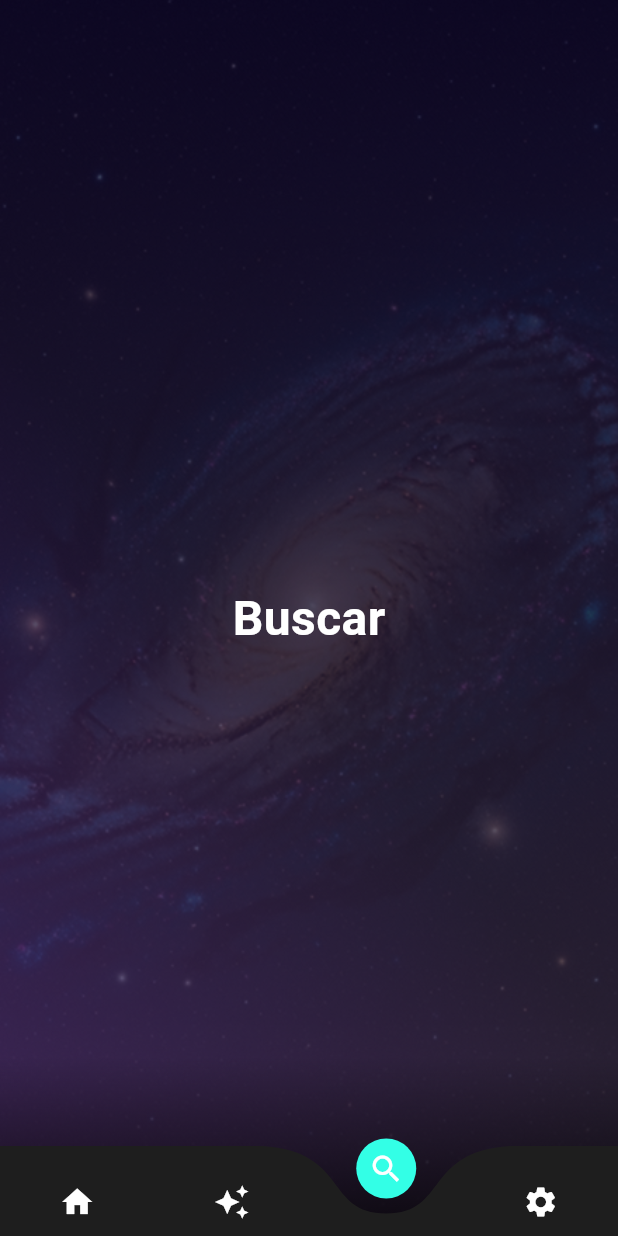
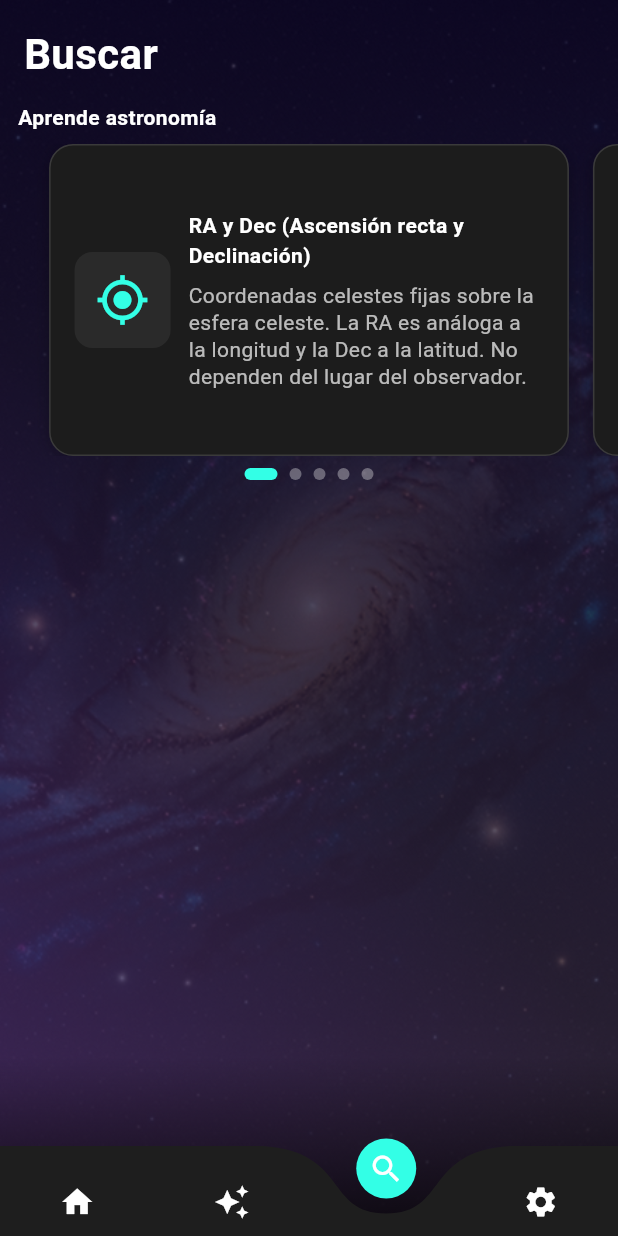
Before and after one commit to lh1862570-stack/tecoappgroup, a Flutter app: the SearchPage screen opened by its route, on a phone screen of 412 x 824 dp. Run offline on Flutter 3.47's test engine with Material 3 defaults, Android fonts, the phone set to English and light mode, and no system bars; drawn by our look-alikes of curved_navigation_bar; our stand-ins replace go_router, lottie, shared_preferences; accounts and stored records are empty.

Commit message:
📚 Paso 7: Modo educativo

```diff
--- a/lib/screens/constellations.dart
+++ b/lib/screens/constellations.dart
@@ -173,6 +173,7 @@ class _ConstellationsPageState extends State<ConstellationsPage> with SingleTick
               height: 200,
               child: AstronomyEventsSection(service: _service),
             ),
+            // sección educativa movida a SearchPage
           ],
         ),
       ),
@@ -325,6 +326,8 @@ class _AltAzSkyState extends State<AltAzSky> {
         : value.toStringAsFixed(2);
   }
 }
+
+// Sección educativa movida a SearchPage
 
 class AstronomyEventsSection extends StatefulWidget {
   const AstronomyEventsSection({super.key, required this.service});
--- a/lib/screens/search.dart
+++ b/lib/screens/search.dart
@@ -13,15 +13,26 @@ class SearchPage extends StatelessWidget {
           fit: StackFit.expand,
           children: [
             Image.asset('assets/images/search.png', fit: BoxFit.cover),
-            const Center(
+            Column(
+              children: const [
+                SizedBox(height: 16),
+                Padding(
+                  padding: EdgeInsets.symmetric(horizontal: 16.0),
+                  child: Align(
+                    alignment: Alignment.centerLeft,
                     child: Text(
                       'Buscar',
                       style: TextStyle(
                         color: Colors.white,
-                  fontSize: 32,
+                        fontSize: 28,
                         fontWeight: FontWeight.bold,
                       ),
                     ),
+                  ),
+                ),
+                SizedBox(height: 12),
+                SizedBox(height: 260, child: EducationCarouselSection()),
+              ],
             ),
             Align(
               alignment: Alignment.bottomCenter,
@@ -48,3 +59,154 @@ class SearchPage extends StatelessWidget {
     );
   }
 }
+
+class EducationCarouselSection extends StatefulWidget {
+  const EducationCarouselSection({super.key});
+
+  @override
+  State<EducationCarouselSection> createState() => _EducationCarouselSectionState();
+}
+
+class _EducationCarouselSectionState extends State<EducationCarouselSection> {
+  final PageController _controller = PageController(viewportFraction: 0.88);
+  int _index = 0;
+
+  static final List<_EducationCardData> _cards = <_EducationCardData>[
+    _EducationCardData(
+      title: 'RA y Dec (Ascensión recta y Declinación)',
+      icon: Icons.my_location,
+      text:
+          'Coordenadas celestes fijas sobre la esfera celeste. La RA es análoga a la longitud y la Dec a la latitud. No dependen del lugar del observador.',
+    ),
+    _EducationCardData(
+      title: 'Altitud y Azimut',
+      icon: Icons.explore,
+      text:
+          'Sistema local del observador. Altitud mide la altura sobre el horizonte (0° a 90°) y Azimut el ángulo respecto al Norte (0°=N, 90°=E).',
+    ),
+    _EducationCardData(
+      title: 'Fases lunares',
+      icon: Icons.brightness_2,
+      text:
+          'La fracción iluminada de la Luna cambia conforme su posición respecto al Sol y la Tierra: nueva, creciente, llena y menguante.',
+    ),
+    _EducationCardData(
+      title: 'Eclipses',
+      icon: Icons.brightness_3,
+      text:
+          'Ocurren cuando el Sol, la Tierra y la Luna se alinean: eclipse solar (la Luna tapa al Sol) y lunar (la Tierra proyecta sombra sobre la Luna).',
+    ),
+    _EducationCardData(
+      title: 'Magnitud aparente',
+      icon: Icons.star,
+      text:
+          'Medida del brillo observado: menor magnitud = más brillo (magnitudes negativas son muy brillantes). Depende de distancia y luminosidad.',
+    ),
+  ];
+
+  @override
+  Widget build(BuildContext context) {
+    return Column(
+      children: [
+        Padding(
+          padding: const EdgeInsets.symmetric(horizontal: 12.0),
+          child: Row(
+            children: const [
+              Text('Aprende astronomía', style: TextStyle(color: Colors.white, fontWeight: FontWeight.bold)),
+            ],
+          ),
+        ),
+        const SizedBox(height: 8),
+        Expanded(
+          child: PageView.builder(
+            controller: _controller,
+            itemCount: _cards.length,
+            onPageChanged: (int i) => setState(() => _index = i),
+            itemBuilder: (context, i) => _EducationCard(card: _cards[i]),
+          ),
+        ),
+        const SizedBox(height: 8),
+        Row(
+          mainAxisAlignment: MainAxisAlignment.center,
+          children: List<Widget>.generate(_cards.length, (int i) {
+            final bool active = i == _index;
+            return AnimatedContainer(
+              duration: const Duration(milliseconds: 250),
+              margin: const EdgeInsets.symmetric(horizontal: 4),
+              width: active ? 22 : 8,
+              height: 8,
+              decoration: BoxDecoration(
+                color: active ? const Color(0xFF33FFE6) : const Color(0x55FFFFFF),
+                borderRadius: BorderRadius.circular(8),
+              ),
+            );
+          }),
+        ),
+        const SizedBox(height: 8),
+      ],
+    );
+  }
+}
+
+class _EducationCardData {
+  _EducationCardData({required this.title, required this.icon, required this.text});
+
+  final String title;
+  final IconData icon;
+  final String text;
+}
+
+class _EducationCard extends StatelessWidget {
+  const _EducationCard({required this.card});
+
+  final _EducationCardData card;
+
+  @override
+  Widget build(BuildContext context) {
+    return Padding(
+      padding: const EdgeInsets.symmetric(horizontal: 8.0),
+      child: Container(
+        decoration: BoxDecoration(
+          color: const Color(0xFF1C1C1C),
+          borderRadius: BorderRadius.circular(16),
+          border: Border.all(color: const Color(0x22FFFFFF)),
+          boxShadow: [
+            BoxShadow(color: Colors.black.withOpacity(0.25), blurRadius: 8, offset: const Offset(0, 2)),
+          ],
+        ),
+        padding: const EdgeInsets.all(16),
+        child: Row(
+          children: [
+            Container(
+              width: 64,
+              height: 64,
+              decoration: BoxDecoration(
+                color: const Color(0xFF2A2A2A),
+                borderRadius: BorderRadius.circular(12),
+              ),
+              child: Icon(card.icon, color: const Color(0xFF33FFE6), size: 36),
+            ),
+            const SizedBox(width: 12),
+            Expanded(
+              child: Column(
+                crossAxisAlignment: CrossAxisAlignment.start,
+                mainAxisAlignment: MainAxisAlignment.center,
+                children: [
+                  Text(
+                    card.title,
+                    style: const TextStyle(color: Colors.white, fontWeight: FontWeight.w700),
+                  ),
+                  const SizedBox(height: 8),
+                  Text(
+                    card.text,
+                    style: const TextStyle(color: Colors.white70, height: 1.25),
+                  ),
+                ],
+              ),
+            ),
+          ],
+        ),
+      ),
+    );
+  }
+}
```
Lines whose indentation alone changed are shown as unchanged.
